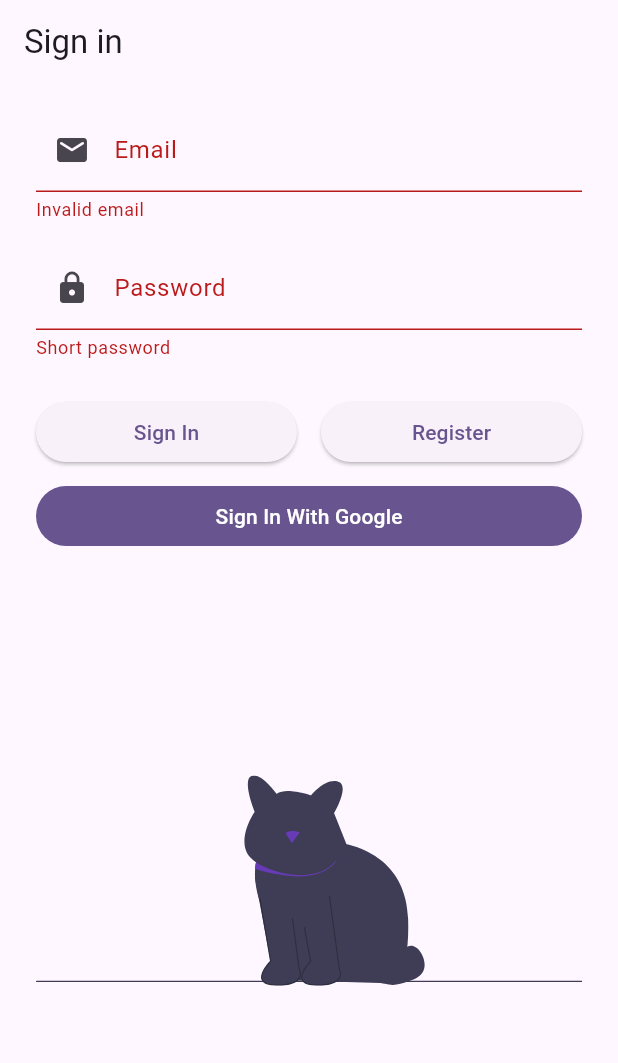
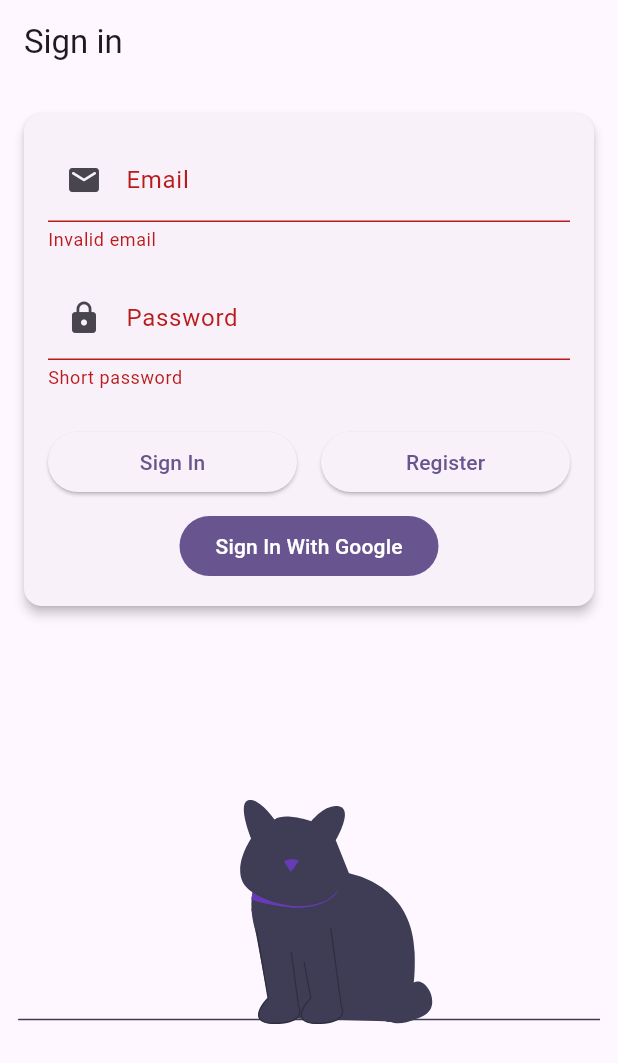
Before and after one commit to dartm05/Flutter-app, a Flutter app: the screen it shows after launch, on a phone screen of 412 x 824 dp. Shown: the top 1063 px of the screen. Run offline on Flutter 3.47's test engine with Material 2 defaults, Android fonts, the phone set to English and light mode, and no system bars; our stand-ins replace bloc, dartz, firebase_auth, firebase_core, flutter_bloc, flutter_svg and 4 more; accounts and stored records are empty.

Commit message:
feat: se hacen ajustes visuales

```diff
--- a/lib/presentation/sign_in/widgets/sign_in_form.dart
+++ b/lib/presentation/sign_in/widgets/sign_in_form.dart
@@ -40,26 +40,29 @@ class SignInForm extends StatelessWidget {
         );
       },
       builder: (context, state) {
-        return Container(
-          decoration: const BoxDecoration(
-            borderRadius: BorderRadius.all(
-              Radius.circular(2.0),
-            ),
-          ),
+        return Padding(
           padding: const EdgeInsets.symmetric(
-            horizontal: 24.0,
+            horizontal: 12.0,
             vertical: 16.0,
           ),
           child: Form(
             autovalidateMode: AutovalidateMode.always,
-            child: ListView(
+            child: Column(
+              mainAxisAlignment: MainAxisAlignment.end,
+              children: [
+                Card(
+                  elevation: 3,
+                  child: Padding(
+                    padding: const EdgeInsets.all(16),
+                    child: Column(
                       children: [
                         TextFormField(
                           decoration: const InputDecoration(
                             prefixIcon: Icon(Icons.email_rounded),
                             labelText: 'Email',
                           ),
-                  onChanged: (email) => context.read<SignInFormBloc>().add(
+                          onChanged: (email) =>
+                              context.read<SignInFormBloc>().add(
                                     SignInFormEvent.emailChanged(email),
                                   ),
                           validator: (_) => context
@@ -82,11 +85,16 @@ class SignInForm extends StatelessWidget {
                             labelText: 'Password',
                           ),
                           obscureText: true,
-                  onChanged: (password) => context.read<SignInFormBloc>().add(
+                          onChanged: (password) =>
+                              context.read<SignInFormBloc>().add(
                                     SignInFormEvent.passwordChanged(password),
                                   ),
-                  validator: (_) =>
-                      context.read<SignInFormBloc>().state.password.value.fold(
+                          validator: (_) => context
+                              .read<SignInFormBloc>()
+                              .state
+                              .password
+                              .value
+                              .fold(
                                 (failure) => failure.maybeMap(
                                   shortPassword: (_) => 'Short password',
                                   orElse: () => null,
@@ -131,16 +139,20 @@ class SignInForm extends StatelessWidget {
                         FilledButton(
                           onPressed: () {
                             context.read<SignInFormBloc>().add(
-                          const SignInFormEvent.signInWithGooglePressed(),
+                                  const SignInFormEvent
+                                      .signInWithGooglePressed(),
                                 );
                           },
                           child: const Text('Sign In With Google'),
                         ),
-                const SizedBox(
-                  height: 48,
+                      ],
                     ),
-                SvgPicture.asset(
+                  ),
+                ),
+                Expanded(
+                  child: SvgPicture.asset(
                     'assets/images/cat_bg.svg',
+                  ),
                 ),
               ],
             ),
```
Lines whose indentation alone changed are shown as unchanged.
